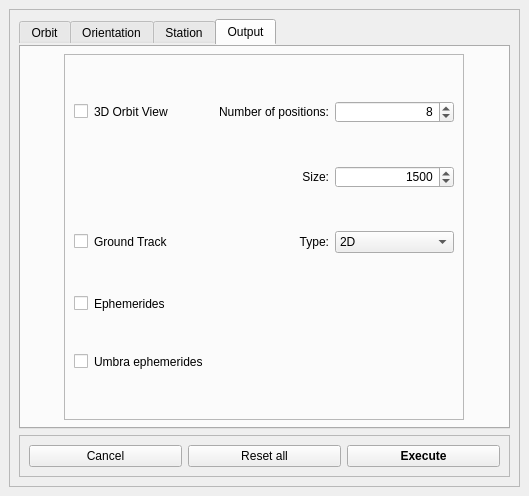
Qt form orbital_module/GUI_qt/form.ui (javigarridoc/orbital_module) before a commit.
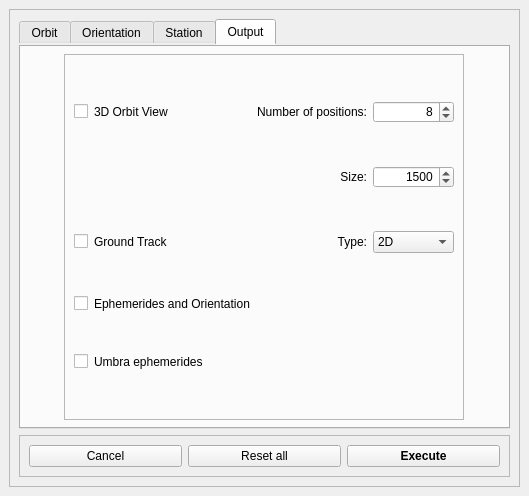
The same form after that commit. The open tabs and pages were chosen to show the change.

Diff of the .ui file:
```diff
--- a/orbital_module/GUI_qt/form.ui
+++ b/orbital_module/GUI_qt/form.ui
@@ -507,7 +507,7 @@
               <item row="3" column="0">
                <widget class="QCheckBox" name="checkBox_ephem">
                 <property name="text">
-                 <string>Ephemerides</string>
+                 <string>Ephemerides and Orientation</string>
                 </property>
                 <property name="checked">
                  <bool>false</bool>
```
